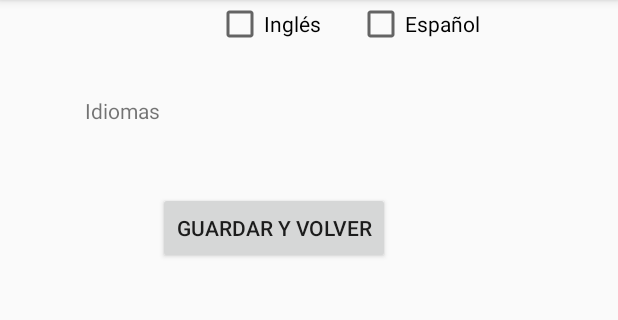
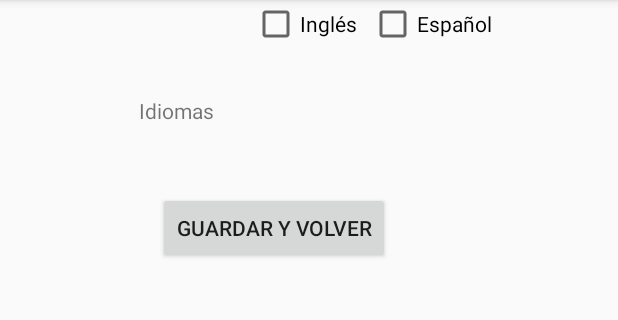
Before and after one commit to 2DAMUE/pmdm-ad-extraordinaria-SantiagoLMC, an Android app: the Language screen opened directly, with no data from a screen before it, on a phone screen of 412 x 824 dp, the part 84-404 px from its top. Run offline under Robolectric (Android 15) with nearby library versions, the phone set to English and light mode, and no system bars.

```diff
--- a/app/src/main/java/com/example/appagenda/About_US.java
+++ b/app/src/main/java/com/example/appagenda/About_US.java
@@ -3,6 +3,7 @@ package com.example.appagenda;
 import android.os.Bundle;
 import android.view.View;
 import android.widget.Button;
+import android.widget.TextView;
 
 import androidx.annotation.Nullable;
 import androidx.appcompat.app.AppCompatActivity;
@@ -19,5 +20,7 @@ public class About_US extends AppCompatActivity {
                 finish();
             }
         });
+        TextView descripcion = findViewById(R.id.textView3);
+        descripcion.setText("Esta es una aplicación \n");
     }
 }
--- a/app/src/main/java/com/example/appagenda/Language.java
+++ b/app/src/main/java/com/example/appagenda/Language.java
@@ -1,10 +1,8 @@
 package com.example.appagenda;
 
-import android.content.Intent;
 import android.os.Bundle;
 import android.view.View;
 import android.widget.Button;
-import android.widget.CheckBox;
 
 import androidx.appcompat.app.AppCompatActivity;
 
--- a/app/src/main/res/layout/activity_language.xml
+++ b/app/src/main/res/layout/activity_language.xml
@@ -12,6 +12,8 @@
     tools:context=".ViewActivity">
 
 
+
+
     ]]>
 
     <TextView
@@ -19,8 +21,7 @@
         android:layout_width="59dp"
         android:layout_height="24dp"
         android:layout_marginTop="64dp"
-        android:layout_marginEnd="296dp"
-        android:layout_marginRight="296dp"
+        android:layout_marginEnd="260dp"
         android:text="@string/tv1"
         app:layout_constraintEnd_toEndOf="parent"
         app:layout_constraintTop_toTopOf="parent"
@@ -30,12 +31,11 @@
         android:id="@+id/checkBoxEsp"
         android:layout_width="wrap_content"
         android:layout_height="wrap_content"
-        android:layout_marginStart="24dp"
-        android:layout_marginLeft="24dp"
-        android:text="Español"
+        android:layout_marginStart="8dp"
+        android:text="@string/cbe"
         app:layout_constraintStart_toEndOf="@+id/checkBoxEng"
-        tools:layout_editor_absoluteY="56dp"
-        tools:ignore="MissingConstraints" />
+        tools:ignore="MissingConstraints"
+        tools:layout_editor_absoluteY="56dp" />
 
     <Button
         android:id="@+id/saveAndBack"
@@ -56,11 +56,10 @@
         android:id="@+id/checkBoxEng"
         android:layout_width="wrap_content"
         android:layout_height="wrap_content"
-        android:layout_marginStart="28dp"
-        android:layout_marginLeft="28dp"
-        android:text="Inglés"
+        android:layout_marginStart="16dp"
+        android:text="@string/cbi"
         app:layout_constraintStart_toEndOf="@+id/txtlang"
-        tools:layout_editor_absoluteY="56dp"
-        tools:ignore="MissingConstraints" />
+        tools:ignore="MissingConstraints"
+        tools:layout_editor_absoluteY="56dp" />
 
 </androidx.constraintlayout.widget.ConstraintLayout>
```
